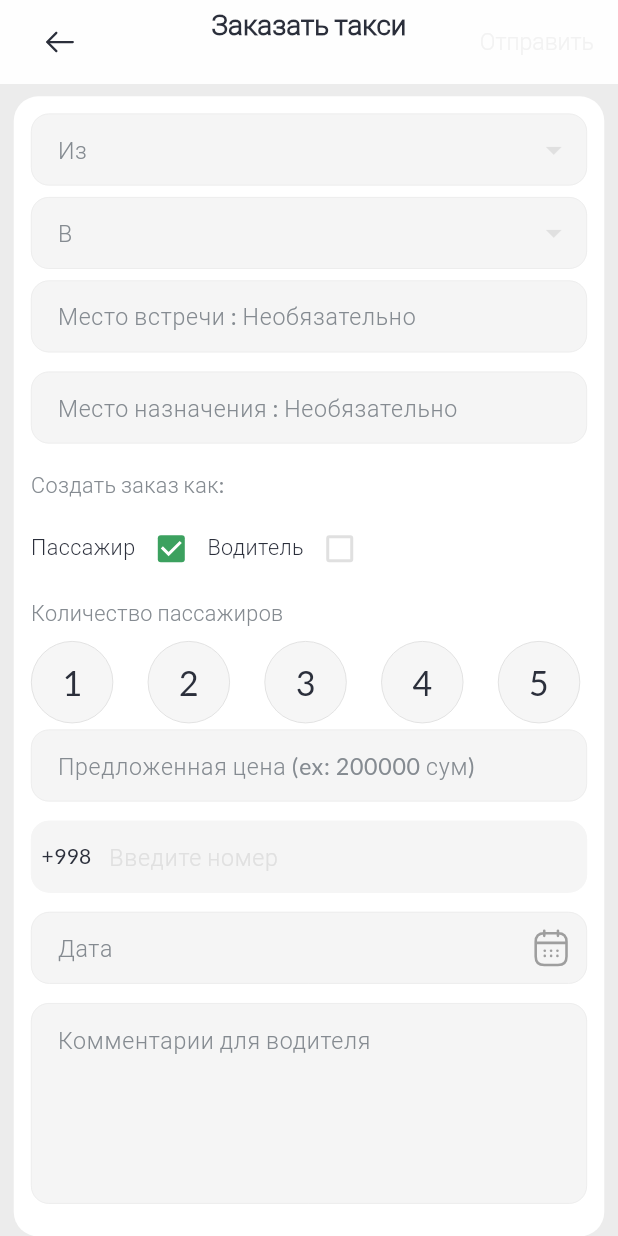
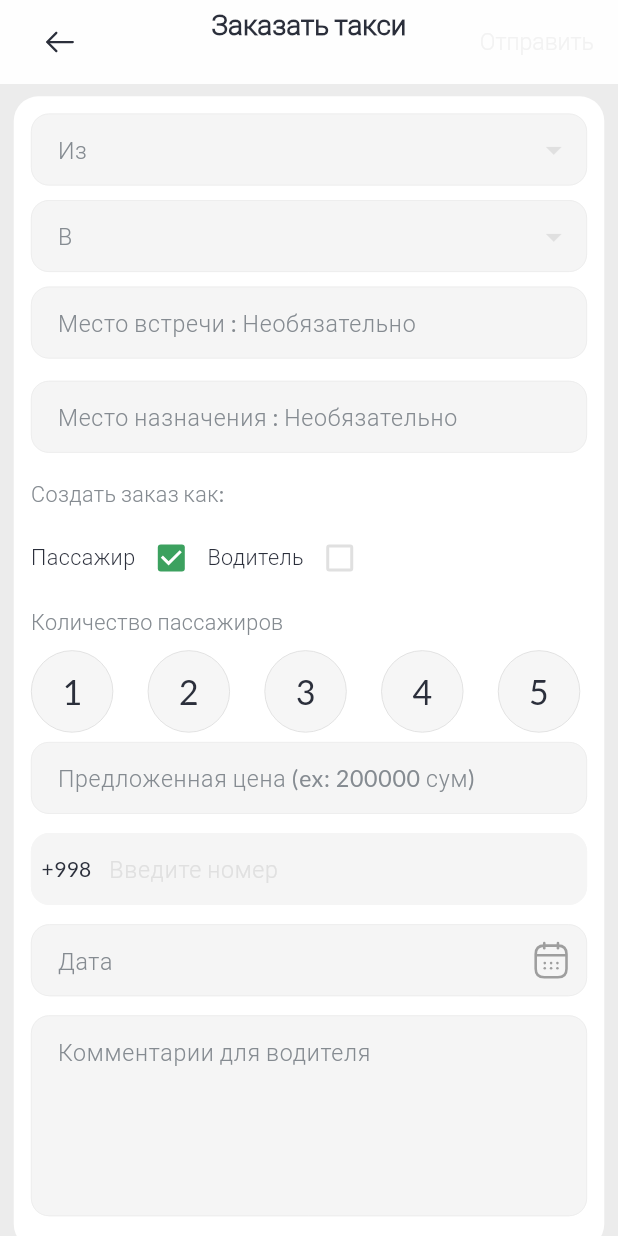
Before and after one commit to TheAbror/Safar, a Flutter app: the ManageTaxiOrdersPage screen opened directly with empty values, on a phone screen of 412 x 824 dp. Run offline on Flutter 3.47's test engine with Material 3 defaults, Android fonts, the phone set to English and light mode, and no system bars; our stand-ins replace bot_toast, calendar_date_picker2, chopper, equatable, file_picker, flutter_bloc and 6 more; missing offline and left inert: flutter_dialogs, flutter_downloader; accounts and stored records are empty; generated files the repository leaves out were written again; network calls fail.

```diff
--- a/lib/ui/manage_order_page/taxi/manage_taxi_order_fields.dart
+++ b/lib/ui/manage_order_page/taxi/manage_taxi_order_fields.dart
@@ -81,7 +81,7 @@ class _ManageTaxiOrderFieldsState extends State<ManageTaxiOrderFields> {
                   }
                 },
               ),
-              SizedBox(height: 4.h),
+              SizedBox(height: 6.h),
               FromToFields(
                 hintText: 'В',
                 suffixIcon: true,
@@ -106,7 +106,7 @@ class _ManageTaxiOrderFieldsState extends State<ManageTaxiOrderFields> {
                   }
                 },
               ),
-              SizedBox(height: 4.h),
+              SizedBox(height: 6.h),
               AdditionalField(
                 thisController: widget.exactLocationController,
                 hintText: 'Место встречи : Необязательно',
@@ -115,7 +115,7 @@ class _ManageTaxiOrderFieldsState extends State<ManageTaxiOrderFields> {
                   print(value);
                 },
               ),
-              SizedBox(height: 4.h),
+              SizedBox(height: 6.h),
               AdditionalField(
                 thisController: widget.exactDestinationController,
                 hintText: 'Место назначения : Необязательно',
@@ -147,7 +147,7 @@ class _ManageTaxiOrderFieldsState extends State<ManageTaxiOrderFields> {
                   },
                 ),
               ),
-              SizedBox(height: 4.h),
+              SizedBox(height: 6.h),
               OfferedPriceField(
                 thisController: widget.offeredPriceController,
                 hintText: 'Предложенная цена (ex: 200000 сум)',
--- a/pubspec.yaml
+++ b/pubspec.yaml
@@ -2,7 +2,7 @@ name: safar
 description: A new Flutter project.
 publish_to: "none"
 
-version: 1.0.1+4
+version: 1.0.1+6
 #todo1 increment every time
 
 environment:
```
Also changed, not shown: Simulator Screenshot - iPhone 15 Pro Max - 2024-05-02 at 22.23.00.png (added), Simulator Screenshot - iPhone 15 Pro Max - 2024-05-02 at 22.23.05.png (added), Simulator Screenshot - iPhone 15 Pro Max - 2024-05-02 at 22.23.09.png (added), Simulator Screenshot - iPhone 15 Pro Max - 2024-05-02 at 22.23.13.png (added), Simulator Screenshot - iPhone 15 Pro Max - 2024-05-02 at 22.23.23.png (added), 1 other file.
